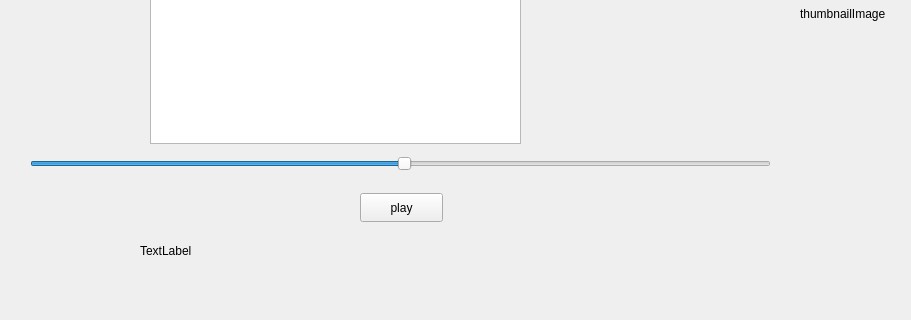
Before: the Qt Designer form mainwindow.ui in Renaud-Barrau/youtubeAudioRetriever, drawn with Qt 5; both pictures show x 0 to 911 and y 377 to 697 of the 1019 by 697 pixel window.
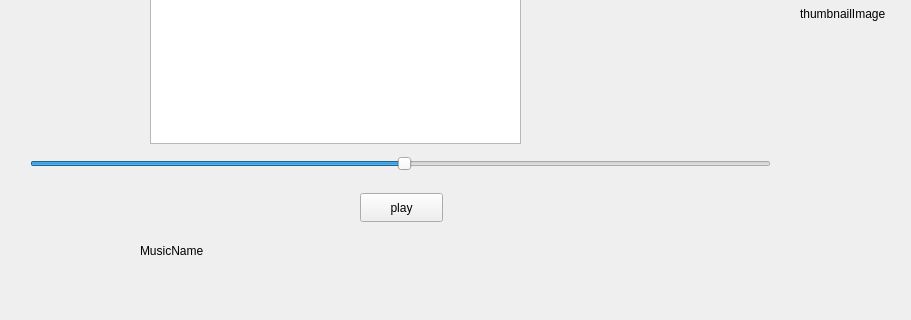
After: the same form once the commit is applied.

```diff
--- a/mainwindow.ui
+++ b/mainwindow.ui
@@ -436,7 +436,7 @@
      </rect>
     </property>
     <property name="text">
-     <string>TextLabel</string>
+     <string>MusicName</string>
     </property>
    </widget>
   </widget>
```
